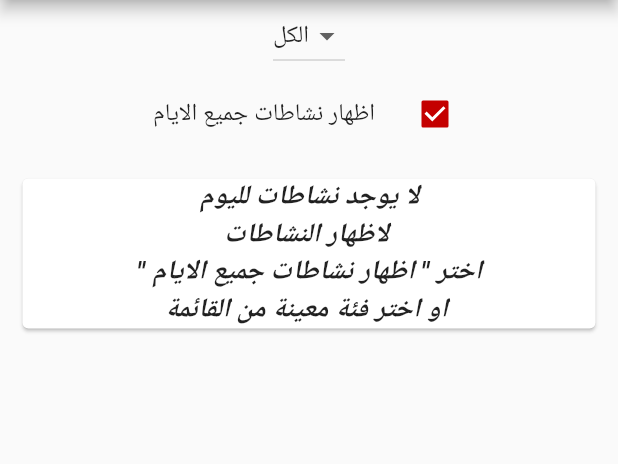
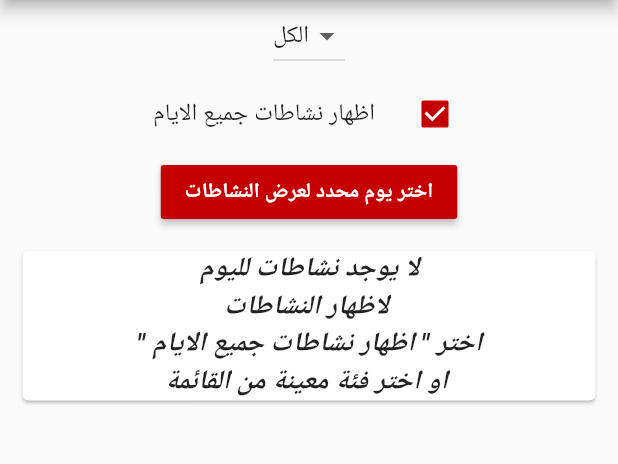
Before and after one commit to AbdallahDev/events_flutter, a Flutter app: the screen it shows after launch, after a tap on "اظهار نشاطات جميع الايام", on a phone screen of 412 x 824 dp, the part 84-548 px from its top. Run offline on Flutter 3.47's test engine with Material 2 defaults, Android fonts, the phone set to English and light mode, and no system bars; our stand-ins replace device_info, firebase_messaging, flutter_local_notifications; missing offline and left inert: date_range_picker; accounts and stored records are empty; network calls fail.

Commit message:
I've created the button to chose a specific date to view the events.

```diff
--- a/lib/ui/home.dart
+++ b/lib/ui/home.dart
@@ -11,12 +11,12 @@ import 'package:flutter/material.dart';
 import 'package:flutter/services.dart';
 import 'package:flutter_local_notifications/flutter_local_notifications.dart';
 import 'package:http/http.dart' as http;
-//import 'package:date_range_picker/date_range_picker.dart';
+import 'package:date_range_picker/date_range_picker.dart' as DateRangePicker;
 
 //This import is for the library that deals with dates and their format and
 // I've declared it as intl because I don't want it to conflict with other
 // libraries.
-//import 'package:intl/intl.dart' as intl;
+import 'package:intl/intl.dart' as intl;
 
 //This class is to view the dropDown buttons and the events list view.
 class Home extends StatefulWidget {
@@ -47,14 +47,14 @@ class _HomeState extends State<Home> {
   //This variable will store the selected date from the date picker, and I've
   // made its default value the current date, because the default state will be
   // to show the events for the current date.
-//  var _selectedDate;
+  var _selectedDate;
 
   //This variable will store the date formatting.
-//  static var _dateFormatter = intl.DateFormat('yyyy-MM-dd');
+  static var _dateFormatter = intl.DateFormat('yyyy-MM-dd');
 
   //This variable will store the date that I want to show the events for.
   // And I'll make the default value the format of the current date.
-//  String _eventsDate;
+  String _eventsDate;
 
   //Message notification related fields (firebase, local notification)
   FirebaseMessaging _firebaseMessaging = new FirebaseMessaging();
@@ -118,13 +118,13 @@ class _HomeState extends State<Home> {
     _showAllEvents = false;
 
     //I've made the default value the formatting of the current date.
-//    _eventsDate = _dateFormatter.format(DateTime.now());
+    _eventsDate = _dateFormatter.format(DateTime.now());
 
     //I'll call this method to fill the listView with all the events in the
     // remote DB for all the categories and that just for the first time the
     // app runs.
     _fillEventList(
-        categoryId: _selectedCategory.id, eventsDateStatus: _showAllEvents);
+        categoryId: _selectedCategory.id, showAllEvents: _showAllEvents);
 
     //firebase related code.
     _firebaseMessaging.configure(
@@ -241,7 +241,7 @@ class _HomeState extends State<Home> {
                     _showEntityMenu(categoryId: category.id);
                     _fillEventList(
                         categoryId: _selectedCategory.id,
-                        eventsDateStatus: _showAllEvents);
+                        showAllEvents: _showAllEvents);
                   });
                 },
                 value: _selectedCategory,
@@ -269,7 +269,7 @@ class _HomeState extends State<Home> {
                         _fillEventList(
                             categoryId: _selectedCategory.id,
                             entityId: entity.id,
-                            eventsDateStatus: _showAllEvents);
+                            showAllEvents: _showAllEvents);
                       });
                     },
                     value: _selectedEntity,
@@ -292,12 +292,31 @@ class _HomeState extends State<Home> {
                       _fillEventList(
                           categoryId: _selectedCategory.id,
                           entityId: _selectedEntity.id,
-                          eventsDateStatus: _showAllEvents);
+                          showAllEvents: _showAllEvents);
                     });
                   },
                 ),
               ),
             ),
+            MaterialButton(
+                color: Color.fromRGBO(196, 0, 0, 1),
+                onPressed: () async {
+                  final List<DateTime> picked =
+                      await DateRangePicker.showDatePicker(
+                          context: context,
+                          initialFirstDate: new DateTime.now(),
+                          initialLastDate: DateTime.now(),
+                          firstDate: new DateTime(2019),
+                          lastDate: new DateTime(2025));
+                  if (picked != null) {
+                    print(picked);
+                  }
+                },
+                child: new Text(
+                  "اختر يوم محدد لعرض النشاطات",
+                  style: TextStyle(
+                      color: Colors.white, fontWeight: FontWeight.bold),
+                )),
             Flexible(
               child: ListView.builder(
                   padding: EdgeInsets.all(11),
@@ -408,7 +427,7 @@ class _HomeState extends State<Home> {
       // current date or all the dates, and I've specified it as a required
       // because it's needed at all the times because I can't fetch the events
       // without knowing if that is for the current date or all the dates.
-      @required eventsDateStatus}) async {
+      @required showAllEvents}) async {
     //This is the URL of the required API, I'll concatenate it with the base URL
     // to be valid.
     //I'll provide the category id, to know which events to get based on the
@@ -418,7 +437,7 @@ class _HomeState extends State<Home> {
     //And I've concatenated the eventsDateStatus value to decide to fetch the
     // events of the current date or for all the dates.
     var url = apiURL +
-        "get_events.php?categoryId=$categoryId&entityId=$entityId&eventsDateStatus=$eventsDateStatus";
+        "get_events.php?categoryId=$categoryId&entityId=$entityId&eventsDateStatus=$showAllEvents";
     http.Response response = await http.get(url);
     //This list will contain the JSON list of events as maps that fetched
     // from the API.
```
